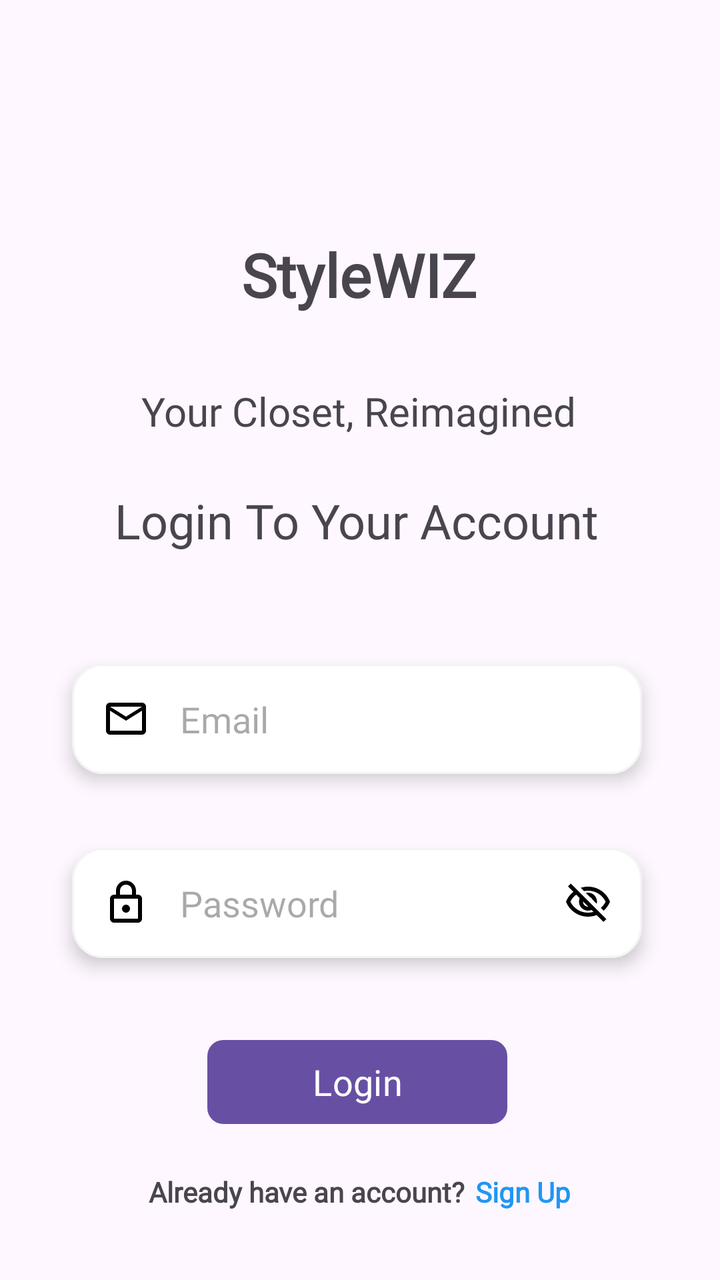
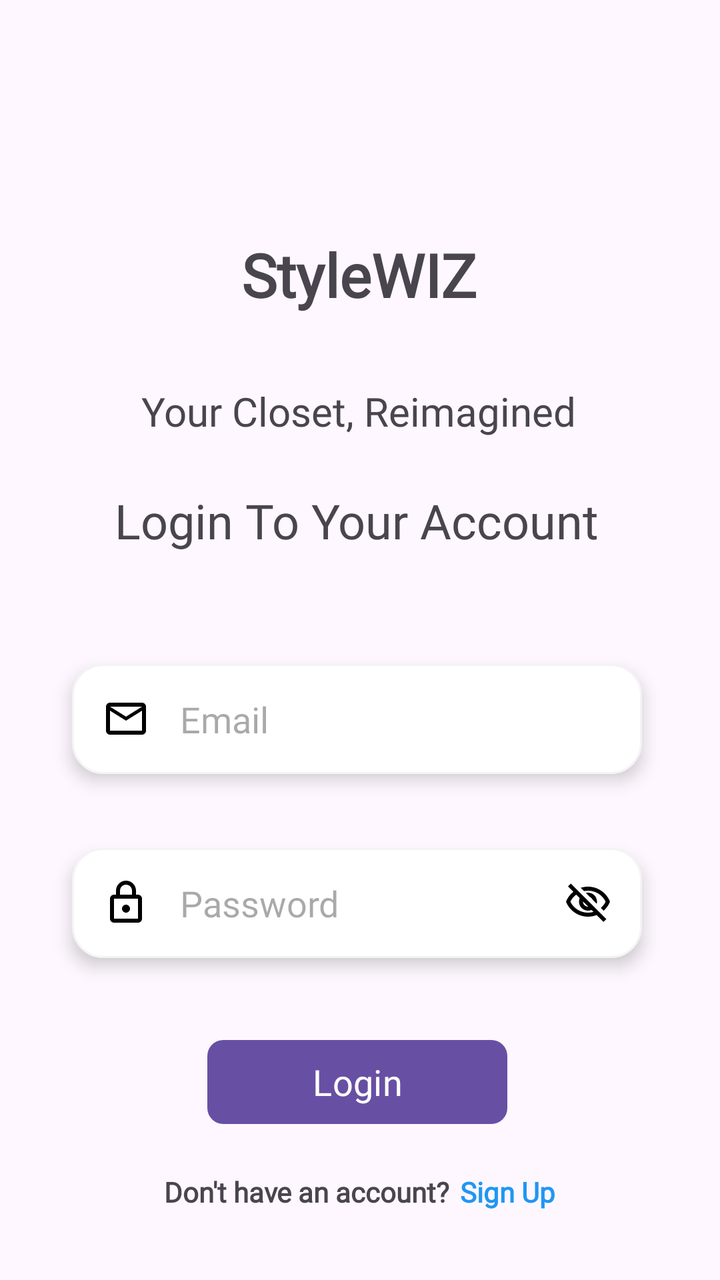

Compare the two renders of this Android layout. The source of the first and the diff that turns it into the second are given below.
<!-- AndroidManifest.xml: application theme Theme.StyleWIZ_vol2 -->
<!-- res/layout/activity_main.xml -->
<?xml version="1.0" encoding="utf-8"?>
<androidx.constraintlayout.widget.ConstraintLayout xmlns:android="http://schemas.android.com/apk/res/android"
    xmlns:app="http://schemas.android.com/apk/res-auto"
    xmlns:tools="http://schemas.android.com/tools"
    android:layout_width="match_parent"
    android:layout_height="match_parent"
    tools:context=".MainActivity">

    <TextView
        android:id="@+id/textView2"
        android:layout_width="wrap_content"
        android:layout_height="wrap_content"
        android:layout_marginTop="244dp"
        android:fontFamily="@font/roboto"
        android:text="Login To Your Account"
        android:textSize="24sp"
        app:layout_constraintEnd_toEndOf="@+id/textView"
        app:layout_constraintHorizontal_bias="0.541"
        app:layout_constraintStart_toStartOf="@+id/textView"
        app:layout_constraintTop_toTopOf="parent" />

    <TextView
        android:id="@+id/textView"
        android:layout_width="wrap_content"
        android:layout_height="wrap_content"
        android:layout_marginTop="192dp"
        android:fontFamily="@font/roboto"
        android:text="Your Closet, Reimagined"
        android:textSize="20sp"
        app:layout_constraintEnd_toEndOf="@+id/textView3"
        app:layout_constraintStart_toStartOf="@+id/textView3"
        app:layout_constraintTop_toTopOf="parent" />

    <TextView
        android:id="@+id/textView3"
        android:layout_width="wrap_content"
        android:layout_height="wrap_content"
        android:fontFamily="@font/roboto"
        android:text="StyleWIZ"
        android:textSize="30sp"
        android:textStyle="bold"
        app:layout_constraintBottom_toBottomOf="parent"
        app:layout_constraintEnd_toEndOf="parent"
        app:layout_constraintHorizontal_bias="0.498"
        app:layout_constraintStart_toStartOf="parent"
        app:layout_constraintTop_toTopOf="parent"
        app:layout_constraintVertical_bias="0.195" />

    <Button
        android:id="@+id/buttonLogin"
        android:layout_width="150dp"
        android:layout_height="50dp"
        android:layout_marginTop="516dp"
        android:fontFamily="@font/roboto"
        android:onClick="signin"
        android:text="Login"
        android:textSize="18sp"
        app:cornerRadius="8dp"
        app:layout_constraintEnd_toEndOf="@+id/editTextTextPasswordLogin"
        app:layout_constraintStart_toStartOf="@+id/editTextTextPasswordLogin"
        app:layout_constraintTop_toTopOf="parent" />

    <EditText
        android:id="@+id/editTextTextEmailAddress"
        android:layout_width="285dp"
        android:layout_height="55dp"
        android:layout_marginTop="332dp"
        android:background="@drawable/edittextshape"
        android:drawableStart="@drawable/outline_mail_outline_24"
        android:drawablePadding="15dp"
        android:elevation="5dp"
        android:ems="10"
        android:fontFamily="@font/roboto"
        android:hint="Email"
        android:inputType="textEmailAddress"
        android:paddingStart="15dp"
        android:paddingEnd="15dp"
        android:singleLine="false"
        app:layout_constraintEnd_toEndOf="@+id/textView2"
        app:layout_constraintStart_toStartOf="@+id/textView2"
        app:layout_constraintTop_toTopOf="parent" />

    <EditText
        android:id="@+id/editTextTextPasswordLogin"
        android:layout_width="285dp"
        android:layout_height="55dp"
        android:layout_marginTop="424dp"
        android:background="@drawable/edittextshape"
        android:drawableStart="@drawable/outline_lock_24"
        android:drawableEnd="@drawable/outline_visibility_off_24"
        android:drawablePadding="15sp"
        android:elevation="5sp"
        android:ems="10"
        android:fontFamily="@font/roboto"
        android:hint="Password"
        android:inputType="textPassword"
        android:paddingStart="15sp"
        android:paddingEnd="15sp"
        app:layout_constraintEnd_toEndOf="@+id/editTextTextEmailAddress"
        app:layout_constraintHorizontal_bias="0.0"
        app:layout_constraintStart_toStartOf="@+id/editTextTextEmailAddress"
        app:layout_constraintTop_toTopOf="parent" />

    <LinearLayout
        android:layout_width="334dp"
        android:layout_height="48dp"
        android:layout_marginTop="572dp"
        android:gravity="center"
        android:orientation="horizontal"
        app:layout_constraintEnd_toEndOf="@+id/buttonLogin"
        app:layout_constraintHorizontal_bias="0.494"
        app:layout_constraintStart_toStartOf="@+id/buttonLogin"
        app:layout_constraintTop_toTopOf="parent">

        <TextView
            android:layout_width="wrap_content"
            android:layout_height="wrap_content"
            android:fontFamily="@font/roboto"
            android:textStyle="bold"
            android:text="Already have an account?"
            android:textSize="14sp" />

        <TextView
            android:id="@+id/textView4"
            android:layout_width="wrap_content"
            android:layout_height="wrap_content"
            android:layout_marginLeft="5dp"
            android:textStyle="bold"
            android:fontFamily="@font/roboto"
            android:textColor="@color/blue"
            android:text="Sign Up"
            android:textSize="14sp" />


    </LinearLayout>

</androidx.constraintlayout.widget.ConstraintLayout>
<!-- resources referenced by this layout -->
<resources>
  <color name="blue">#2196F3</color>
  <!-- drawable edittextshape (drawable) -->
  <?xml version="1.0" encoding="utf-8"?>
  <shape xmlns:android="http://schemas.android.com/apk/res/android">
      <solid android:color="@color/white"/>
      <corners android:radius="15dp"/>
      <stroke android:color="#f4f4f4" android:width="1dp"/>
  </shape>
  <!-- drawable outline_lock_24 (drawable) -->
  <vector android:height="24dp" android:tint="#000000"
      android:viewportHeight="24" android:viewportWidth="24"
      android:width="24dp" xmlns:android="http://schemas.android.com/apk/res/android">
      <path android:fillColor="@android:color/white" android:pathData="M18,8h-1L17,6c0,-2.76 -2.24,-5 -5,-5S7,3.24 7,6v2L6,8c-1.1,0 -2,0.9 -2,2v10c0,1.1 0.9,2 2,2h12c1.1,0 2,-0.9 2,-2L20,10c0,-1.1 -0.9,-2 -2,-2zM9,6c0,-1.66 1.34,-3 3,-3s3,1.34 3,3v2L9,8L9,6zM18,20L6,20L6,10h12v10zM12,17c1.1,0 2,-0.9 2,-2s-0.9,-2 -2,-2 -2,0.9 -2,2 0.9,2 2,2z"/>
  </vector>
  <!-- drawable outline_mail_outline_24 (drawable) -->
  <vector android:height="24dp" android:tint="#000000"
      android:viewportHeight="24" android:viewportWidth="24"
      android:width="24dp" xmlns:android="http://schemas.android.com/apk/res/android">
      <path android:fillColor="@android:color/white" android:pathData="M20,4L4,4c-1.1,0 -1.99,0.9 -1.99,2L2,18c0,1.1 0.9,2 2,2h16c1.1,0 2,-0.9 2,-2L22,6c0,-1.1 -0.9,-2 -2,-2zM20,18L4,18L4,8l8,5 8,-5v10zM12,11L4,6h16l-8,5z"/>
  </vector>
  <!-- drawable outline_visibility_off_24 (drawable) -->
  <vector android:height="24dp" android:tint="#000000"
      android:viewportHeight="24" android:viewportWidth="24"
      android:width="24dp" xmlns:android="http://schemas.android.com/apk/res/android">
      <path android:fillColor="@android:color/white" android:pathData="M12,6c3.79,0 7.17,2.13 8.82,5.5 -0.59,1.22 -1.42,2.27 -2.41,3.12l1.41,1.41c1.39,-1.23 2.49,-2.77 3.18,-4.53C21.27,7.11 17,4 12,4c-1.27,0 -2.49,0.2 -3.64,0.57l1.65,1.65C10.66,6.09 11.32,6 12,6zM10.93,7.14L13,9.21c0.57,0.25 1.03,0.71 1.28,1.28l2.07,2.07c0.08,-0.34 0.14,-0.7 0.14,-1.07C16.5,9.01 14.48,7 12,7c-0.37,0 -0.72,0.05 -1.07,0.14zM2.01,3.87l2.68,2.68C3.06,7.83 1.77,9.53 1,11.5 2.73,15.89 7,19 12,19c1.52,0 2.98,-0.29 4.32,-0.82l3.42,3.42 1.41,-1.41L3.42,2.45 2.01,3.87zM9.51,11.37l2.61,2.61c-0.04,0.01 -0.08,0.02 -0.12,0.02 -1.38,0 -2.5,-1.12 -2.5,-2.5 0,-0.05 0.01,-0.08 0.01,-0.13zM6.11,7.97l1.75,1.75c-0.23,0.55 -0.36,1.15 -0.36,1.78 0,2.48 2.02,4.5 4.5,4.5 0.63,0 1.23,-0.13 1.77,-0.36l0.98,0.98c-0.88,0.24 -1.8,0.38 -2.75,0.38 -3.79,0 -7.17,-2.13 -8.82,-5.5 0.7,-1.43 1.72,-2.61 2.93,-3.53z"/>
  </vector>
  <style name="Theme.StyleWIZ_vol2" parent="Base.Theme.StyleWIZ_vol2" />
  <color name="white">#FFFFFFFF</color>
  <style name="Base.Theme.StyleWIZ_vol2" parent="Theme.Material3.DayNight.NoActionBar">
          
          
      </style>
</resources>

<!-- the commit's change to res/layout/activity_main.xml (unified diff, before → after) -->
@@ -117,7 +117,7 @@
             android:layout_height="wrap_content"
             android:fontFamily="@font/roboto"
             android:textStyle="bold"
-            android:text="Already have an account?"
+            android:text="Don't have an account?"
             android:textSize="14sp" />
 
         <TextView
